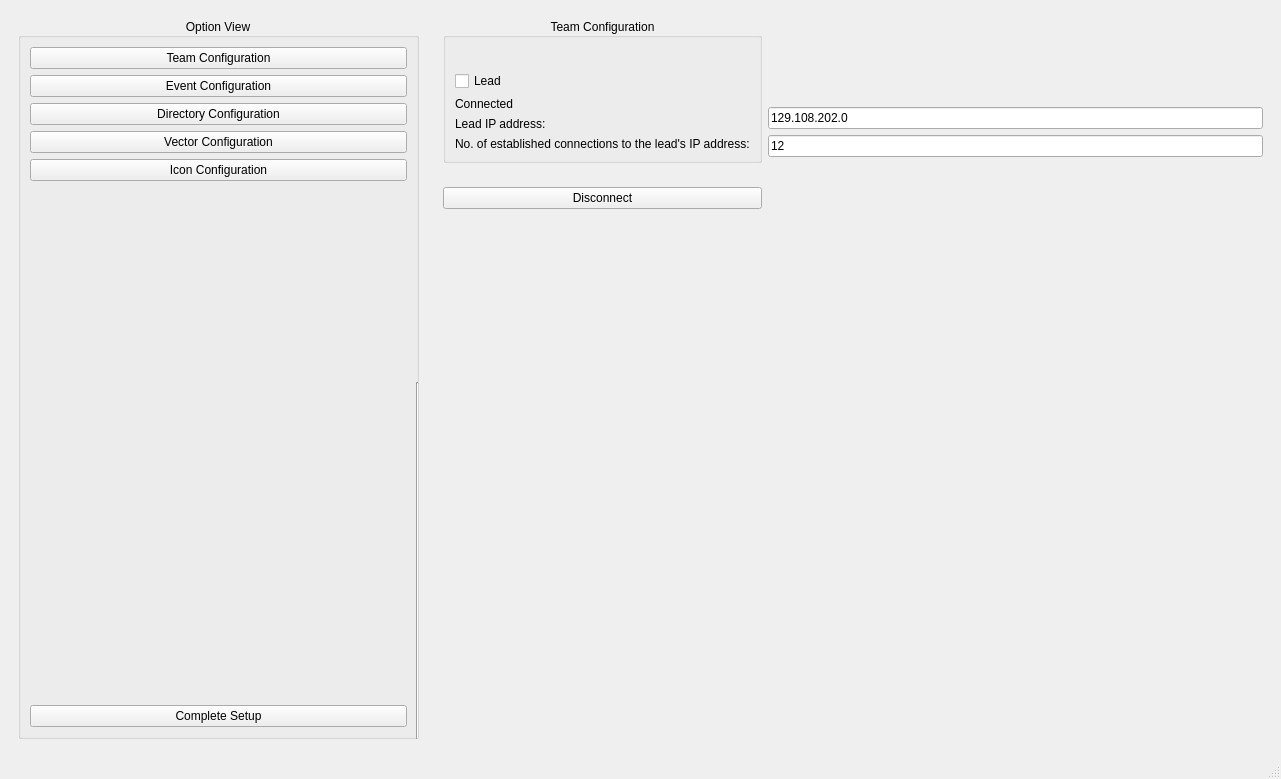
Qt form ui/SettingView.ui (CS4311-spring-2020/pick-tool-team15-spicegirls) before a commit.
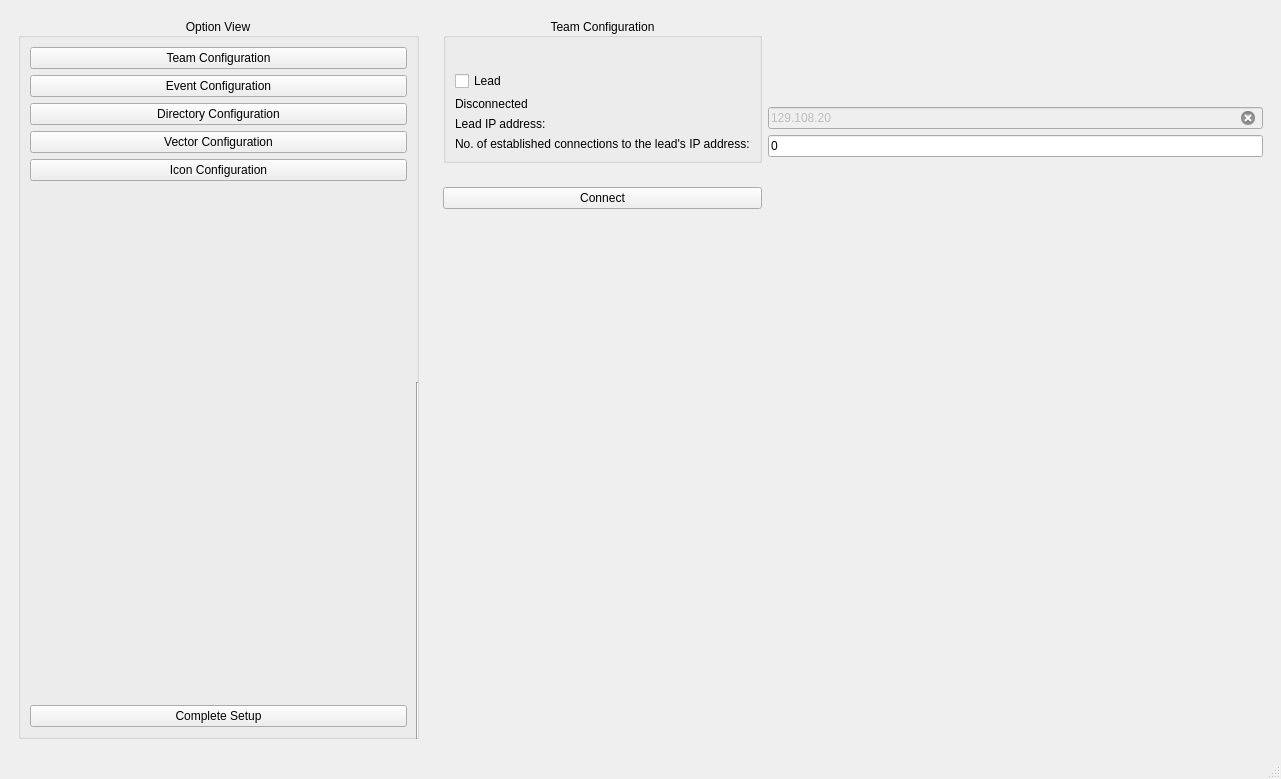
The same form after that commit. The open tabs and pages were chosen to show the change.

Commit message: Fixed some stuff on team config

What changed in the file:
```diff
--- a/ui/SettingView.ui
+++ b/ui/SettingView.ui
@@ -140,8 +140,17 @@
        <layout class="QGridLayout" name="gridLayout_17">
         <item row="4" column="2">
          <widget class="QLineEdit" name="IPAddressLineEdit">
+          <property name="enabled">
+           <bool>false</bool>
+          </property>
           <property name="text">
-           <string>129.108.202.0</string>
+           <string>129.108.20</string>
+          </property>
+          <property name="readOnly">
+           <bool>false</bool>
+          </property>
+          <property name="clearButtonEnabled">
+           <bool>true</bool>
           </property>
          </widget>
         </item>
@@ -187,7 +196,7 @@
         <item row="10" column="1">
          <widget class="QPushButton" name="TeamConfigConnectpushButton">
           <property name="text">
-           <string>Disconnect</string>
+           <string>Connect</string>
           </property>
          </widget>
         </item>
@@ -249,7 +258,13 @@
         <item row="5" column="2">
          <widget class="QLineEdit" name="NoOfConnectionslineEdit">
           <property name="text">
-           <string>12</string>
+           <string>0</string>
+          </property>
+          <property name="readOnly">
+           <bool>true</bool>
+          </property>
+          <property name="clearButtonEnabled">
+           <bool>false</bool>
           </property>
          </widget>
         </item>
@@ -416,7 +431,7 @@
            <item>
             <widget class="QLabel" name="ConnectionStatus">
              <property name="text">
-              <string>Connected</string>
+              <string>Disconnected</string>
              </property>
             </widget>
            </item>
```
Left out of the diff: 4 changed lines with no effect on the pictures. The commit also changes 1 other file.
